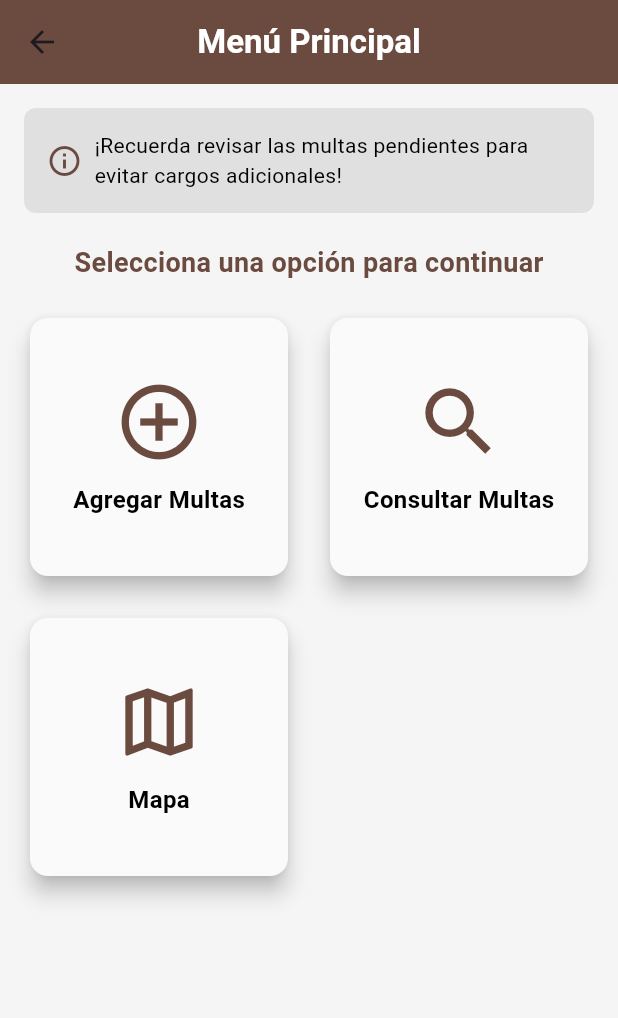
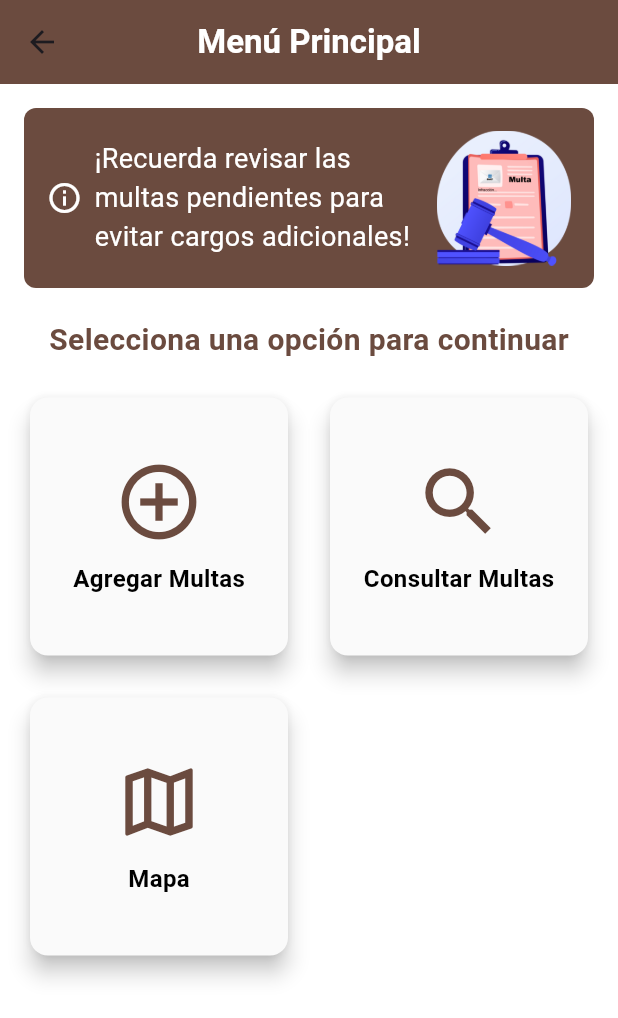
Before and after one commit to iampedrorf/app_multas, a Flutter app: the HomeScreen screen opened directly, on a phone screen of 412 x 824 dp. Shown: the top 1018 px of the screen. Run offline on Flutter 3.47's test engine with Material 3 defaults, Android fonts, the phone set to English and light mode, and no system bars; our stand-ins replace geolocator, google_maps_flutter, internet_connection_checker, permission_handler; network calls fail.

Commit message:
Arreglitos de diseño

```diff
--- a/lib/screens/add_fine_screen.dart
+++ b/lib/screens/add_fine_screen.dart
@@ -117,6 +117,7 @@ class _AddFineState extends State<AddFine> {
   @override
   Widget build(BuildContext context) {
     return Scaffold(
+      backgroundColor: Colors.white,
       appBar: AppBar(
         backgroundColor: const Color(0xff6b4b3f),
         iconTheme: IconThemeData(color: Colors.white),
--- a/lib/screens/fine_list.dart
+++ b/lib/screens/fine_list.dart
@@ -201,7 +201,7 @@ class _FineListState extends State<FineList> {
                           background: ClipRRect(
                             borderRadius: BorderRadius.circular(12),
                             child: Container(
-                              color: Colors.blue,
+                              color: Color(0xffA9C9A1),
                               alignment: Alignment.centerLeft,
                               padding: const EdgeInsets.only(left: 16.0),
                               child:
@@ -211,7 +211,7 @@ class _FineListState extends State<FineList> {
                           secondaryBackground: ClipRRect(
                             borderRadius: BorderRadius.circular(12),
                             child: Container(
-                              color: Colors.red,
+                              color: Color(0xffB24C47),
                               alignment: Alignment.centerRight,
                               padding: const EdgeInsets.only(right: 16.0),
                               child:
--- a/lib/screens/home_screen.dart
+++ b/lib/screens/home_screen.dart
@@ -22,9 +22,10 @@ class _HomeScreenState extends State<HomeScreen> {
           style: TextStyle(color: Colors.white, fontWeight: FontWeight.bold),
         ),
         centerTitle: true,
+        elevation: 0,
       ),
       body: Container(
-        color: const Color(0xfff5f5f5),
+        color: Colors.white,
         padding: const EdgeInsets.all(16.0),
         child: Column(
           children: [
@@ -32,18 +33,24 @@ class _HomeScreenState extends State<HomeScreen> {
             Container(
               padding: const EdgeInsets.symmetric(vertical: 15, horizontal: 15),
               decoration: BoxDecoration(
-                color: Color(0xffe0e0e0),
+                color: Color(0xff6b4b3f), // Color de fondo del container
                 borderRadius: BorderRadius.circular(8),
               ),
               child: Row(
-                children: const [
-                  Icon(Icons.info_outline, color: Color(0xff6b4b3f)),
+                children: [
+                  Icon(Icons.info_outline, color: Colors.white),
                   SizedBox(width: 8),
                   Expanded(
                     child: Text(
                       '¡Recuerda revisar las multas pendientes para evitar cargos adicionales!',
-                      style: TextStyle(fontSize: 14, color: Colors.black),
+                      style: TextStyle(fontSize: 18, color: Colors.white),
                     ),
+                  ),
+                  // Imagen en el lado derecho
+                  Image.asset(
+                    'assets/multaimage.png', // Ruta de tu imagen
+                    width: 90, // Ajusta el tamaño según lo necesites
+                    height: 90,
                   ),
                 ],
               ),
@@ -55,7 +62,7 @@ class _HomeScreenState extends State<HomeScreen> {
               child: Text(
                 'Selecciona una opción para continuar',
                 style: TextStyle(
-                  fontSize: 18,
+                  fontSize: 20,
                   fontWeight: FontWeight.w600,
                   color: Color(0xff6b4b3f),
                 ),
```
Also changed, not shown: assets/multaimage.png (added).
